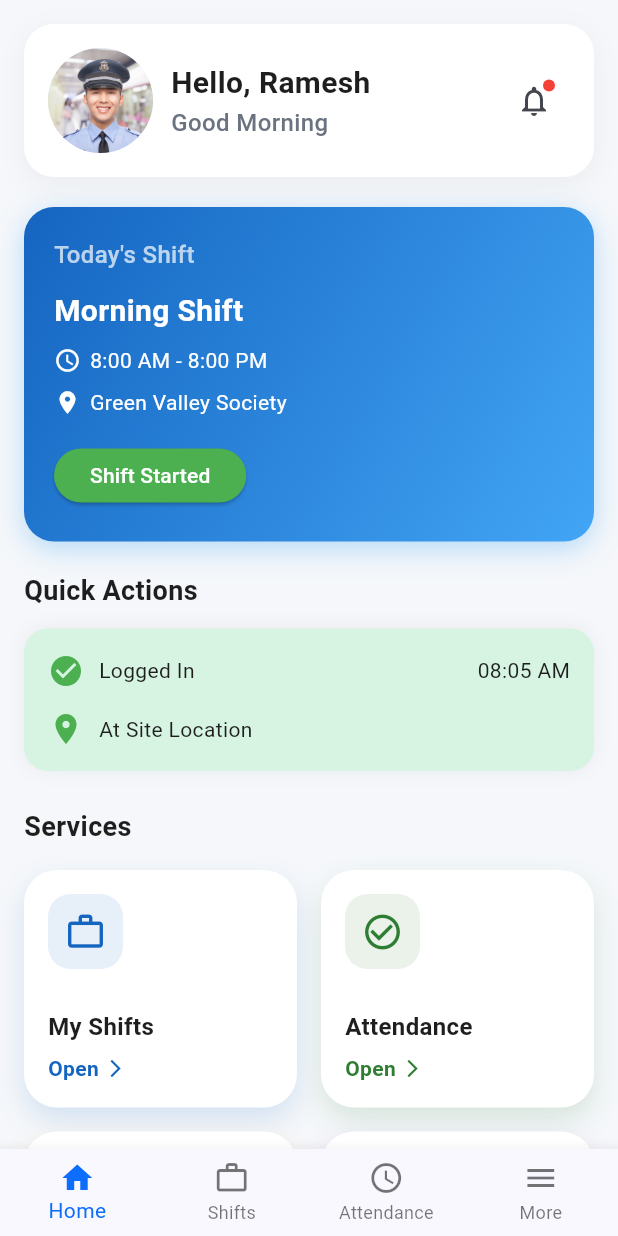
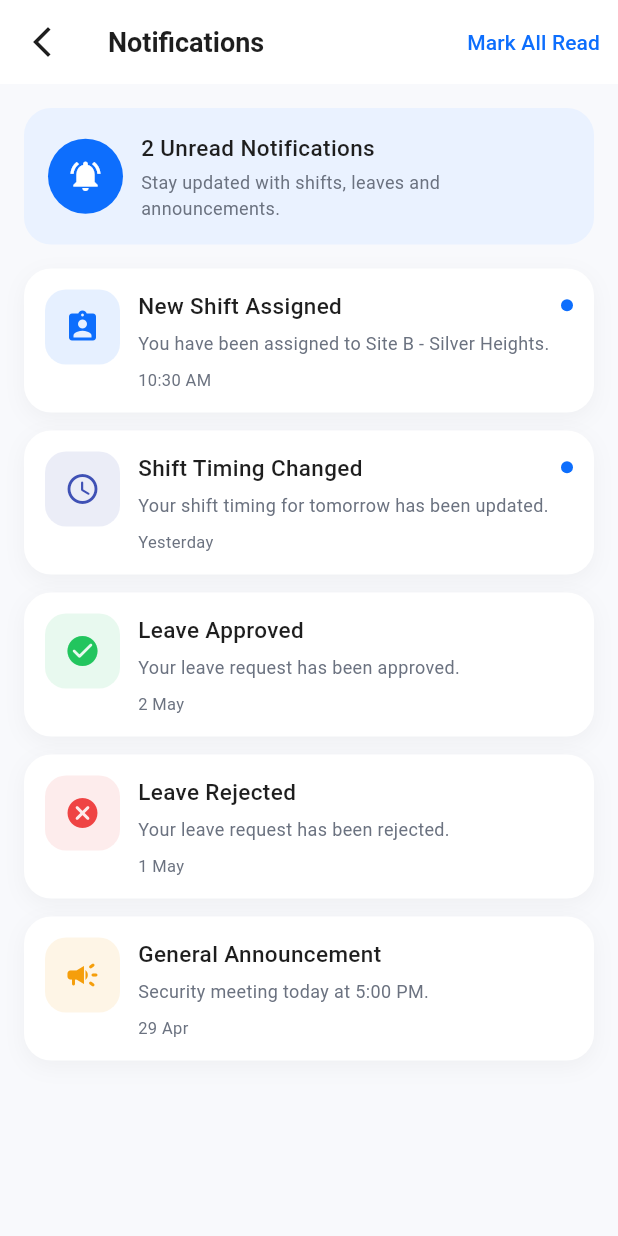
Before and after one commit to prashantmanegeobull/security_management, a Flutter app: the screen it shows after launch, on a phone screen of 412 x 824 dp. Run offline on Flutter 3.47's test engine with Material 3 defaults, Android fonts, the phone set to English and light mode, and no system bars; our stand-ins replace get.

Commit message:
Notification Screen ui code

```diff
--- /dev/null
+++ b/lib/core/model/notification_model.dart
@@ -0,0 +1,19 @@
+import 'package:flutter/material.dart';
+
+class NotificationModel {
+  final IconData icon;
+  final Color color;
+  final String title;
+  final String message;
+  final String time;
+   bool isUnread;
+
+  NotificationModel({
+    required this.icon,
+    required this.color,
+    required this.title,
+    required this.message,
+    required this.time,
+    this.isUnread = false,
+  });
+}
--- /dev/null
+++ b/lib/features/notifications_Screen/notification_controller/notification_controller.dart
@@ -0,0 +1,89 @@
+import 'package:flutter/material.dart';
+import 'package:get/get.dart';
+
+import '../../../core/model/notification_model.dart';
+import '../../../core/theme/app_colors.dart';
+
+class NotificationController extends GetxController {
+
+  RxList<NotificationModel> notifications =
+      <NotificationModel>[].obs;
+
+  @override
+  void onInit() {
+    super.onInit();
+    loadNotifications();
+  }
+
+  void loadNotifications() {
+    notifications.assignAll([
+      NotificationModel(
+        icon: Icons.assignment_ind_rounded,
+        color: AppColors.primary,
+        title: "New Shift Assigned",
+        message:
+        "You have been assigned to Site B - Silver Heights.",
+        time: "10:30 AM",
+        isUnread: true,
+      ),
+
+      NotificationModel(
+        icon: Icons.schedule_rounded,
+        color: Colors.indigo,
+        title: "Shift Timing Changed",
+        message:
+        "Your shift timing for tomorrow has been updated.",
+        time: "Yesterday",
+        isUnread: true,
+      ),
+
+      NotificationModel(
+        icon: Icons.check_circle_rounded,
+        color: AppColors.success,
+        title: "Leave Approved",
+        message:
+        "Your leave request has been approved.",
+        time: "2 May",
+      ),
+
+      NotificationModel(
+        icon: Icons.cancel_rounded,
+        color: AppColors.error,
+        title: "Leave Rejected",
+        message:
+        "Your leave request has been rejected.",
+        time: "1 May",
+      ),
+
+      NotificationModel(
+        icon: Icons.campaign_rounded,
+        color: AppColors.warning,
+        title: "General Announcement",
+        message:
+        "Security meeting today at 5:00 PM.",
+        time: "29 Apr",
+      ),
+    ]);
+  }
+
+  int get unreadCount =>
+      notifications
+          .where((e) => e.isUnread)
+          .length;
+
+  void markAsRead(int index) {
+    if (notifications[index].isUnread) {
+      notifications[index].isUnread = false;
+
+      notifications.refresh();
+    }
+  }
+  void markAllRead() {
+
+    for (var item in notifications) {
+      item.isUnread = false;
+    }
+
+    notifications.refresh();
+  }
+}
--- /dev/null
+++ b/lib/features/notifications_Screen/view/notification_view.dart
@@ -0,0 +1,247 @@
+import 'package:flutter/material.dart';
+import 'package:get/get.dart';
+
+import '../../../core/theme/app_colors.dart';
+import '../../../core/theme/app_text_style.dart';
+import '../Widgets/notification_bottom_sheet.dart';
+import '../notification_controller/notification_controller.dart';
+
+class NotificationView extends StatefulWidget {
+  const NotificationView({super.key});
+
+  @override
+  State<NotificationView> createState() =>
+      _NotificationViewState();
+}
+
+class _NotificationViewState
+    extends State<NotificationView> {
+
+  final NotificationController controller = Get.put(NotificationController());
+
+  @override
+  Widget build(BuildContext context) {
+    return Scaffold(
+      backgroundColor:
+      AppColors.scaffoldBg,
+
+      appBar: AppBar(
+        leading: IconButton(
+          onPressed: () => Get.back(),
+          icon: const Icon(Icons.arrow_back_ios_new),
+        ),
+        title: const Text("Notifications"),
+
+        actions: [
+          TextButton(
+            onPressed: () {
+              controller.markAllRead();
+            },
+            child: const Text("Mark All Read"),
+          ),
+        ],
+      ),
+
+      body: Column(
+        children: [
+          /// TOP CARD
+          Container(
+            margin:
+            const EdgeInsets.all(16),
+            padding:
+            const EdgeInsets.all(16),
+
+            decoration: BoxDecoration(
+              color: AppColors.primaryLight,
+              borderRadius: BorderRadius.circular(18,
+              ),
+            ),
+
+            child: Obx(
+                  () => Row(
+                children: [
+                  Container(
+                    height: 50,
+                    width: 50,
+
+                    decoration:
+                    const BoxDecoration(
+                      color: AppColors.primary,
+                      shape:BoxShape.circle,
+                    ),
+
+                    child: const Icon(
+                      Icons.notifications_active,
+                      color: AppColors.white,
+                    ),
+                  ),
+
+                  const SizedBox(
+                    width: 12,
+                  ),
+
+                  Expanded(
+                    child: Column(
+                      crossAxisAlignment:
+                      CrossAxisAlignment.start,
+                      children: [
+
+                        Text(
+                          "${controller.unreadCount} Unread Notifications",
+                          style: AppTextStyles.bodyMedium,
+                        ),
+
+                        const SizedBox(
+                          height: 4,
+                        ),
+
+                        Text(
+                          "Stay updated with shifts, leaves and announcements.",
+                          style: AppTextStyles.caption,
+                        ),
+                      ],
+                    ),
+                  ),
+                ],
+              ),
+            ),
+          ),
+
+          Expanded(
+            child: Obx(
+                  () => ListView.builder(
+                padding:
+                const EdgeInsets.symmetric(
+                  horizontal: 16,
+                ),
+
+                itemCount: controller.notifications.length,
+
+                itemBuilder: (context, index) {
+
+                  final item =
+                  controller.notifications[index];
+
+                  return InkWell(
+
+                      borderRadius:
+                      BorderRadius.circular(18),
+
+                    onTap: () {
+
+                      controller.markAsRead(index);
+
+                      NotificationBottomSheet.show(
+                        title: item.title,
+                        message: item.message,
+                        icon: item.icon,
+                        iconColor: item.color,
+                      );
+
+                    },
+
+                      child: Container(
+                        margin: const EdgeInsets.only(
+                          bottom: 12,),
+
+                        padding: const EdgeInsets.all(14,),
+
+                        decoration: BoxDecoration(
+                          color: AppColors.cardBg,
+
+                          borderRadius:
+                          BorderRadius.circular(18),
+
+                          boxShadow: [
+                            BoxShadow(
+                              color: Colors.black.withOpacity(0.04,
+                              ),
+                              blurRadius: 12,
+                              offset: const Offset(0, 4),
+                            ),
+                          ],
+                        ),
+
+                        child: Row(
+                      crossAxisAlignment: CrossAxisAlignment.start,
+
+                      children: [
+                        Container(
+                          height: 50,
+                          width: 50,
+
+                          decoration: BoxDecoration(
+                            color: item.color.withOpacity(0.1),
+
+                            borderRadius: BorderRadius.circular(14,
+                            ),
+                          ),
+
+                          child: Icon(
+                            item.icon,
+                            color: item.color,
+                          ),
+                        ),
+
+                        const SizedBox(
+                          width: 12,
+                        ),
+
+                        Expanded(
+                          child: Column(
+                            crossAxisAlignment: CrossAxisAlignment.start,
+                            children: [
+                              Row(
+                                children: [
+                                  Expanded(
+                                    child: Text(
+                                      item.title,
+                                      style: AppTextStyles.bodyMedium,
+                                    ),
+                                  ),
+
+                                  if (item.isUnread)
+                                    Container(
+                                      height: 8,
+                                      width: 8,
+                                      decoration:
+                                      const BoxDecoration(
+                                        color: AppColors.primary,
+                                        shape: BoxShape.circle,
+                                      ),
+                                    ),
+                                ],
+                              ),
+                              const SizedBox(
+                                height: 6,
+                              ),
+                              Text(
+                                item.message,
+                                style: AppTextStyles.caption,
+                              ),
+
+                              const SizedBox(
+                                height: 8,
+                              ),
+
+                              Text(item.time,
+                                style: AppTextStyles.caption.copyWith(
+                                  fontSize: 11,
+                                ),
+                              ),
+                            ],
+                          ),
+                        ),
+                      ],
+                    ),
+                  ),
+                  );
+                },
+              ),
+            ),
+          ),
+        ],
+      ),
+    );
+  }
+}
--- a/lib/main.dart
+++ b/lib/main.dart
@@ -2,6 +2,7 @@ import 'package:flutter/material.dart';
 import 'package:get/get.dart';
 import 'core/theme/app_theme.dart';
 import 'features/DashBoard/View/dashboard_view.dart';
+import 'features/notifications_Screen/view/notification_view.dart';
 
 void main() {
   runApp(const MyApp());
@@ -19,7 +20,7 @@ class MyApp extends StatelessWidget {
 
       theme: AppTheme.lightTheme,
 
-      home:DashboardView(),
+      home:NotificationView(),
     );
   }
 }
```
Also changed, not shown: lib/features/notifications_Screen/Widgets/notification_bottom_sheet.dart (added, +114 -0 lines), 1 other file.
